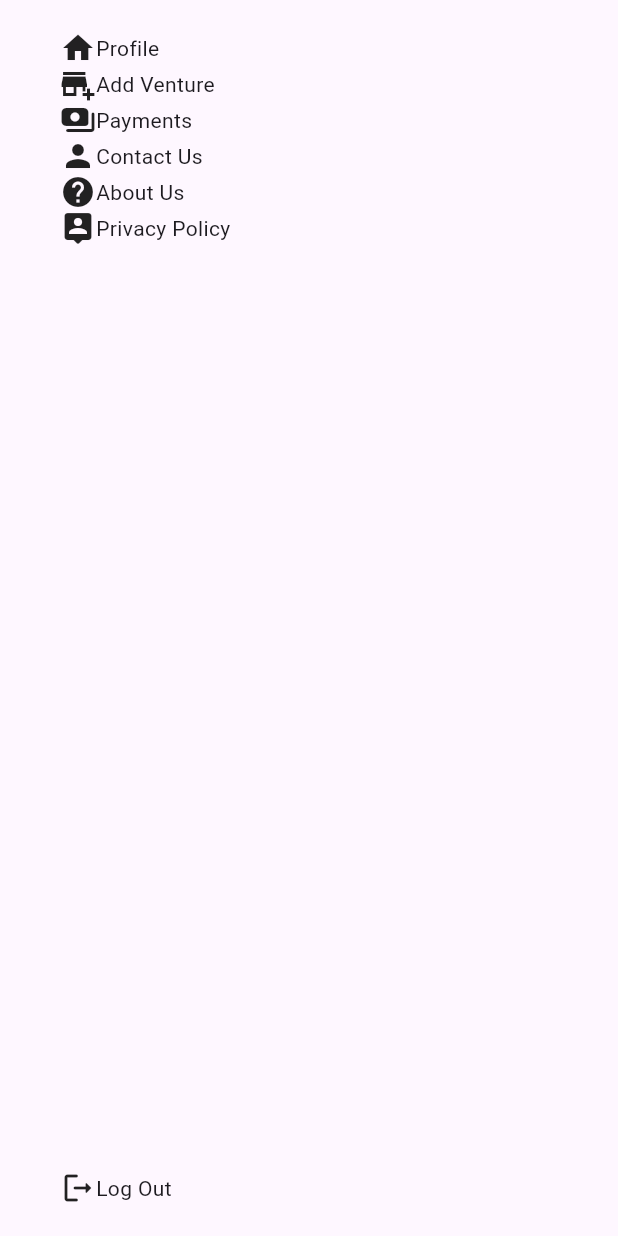
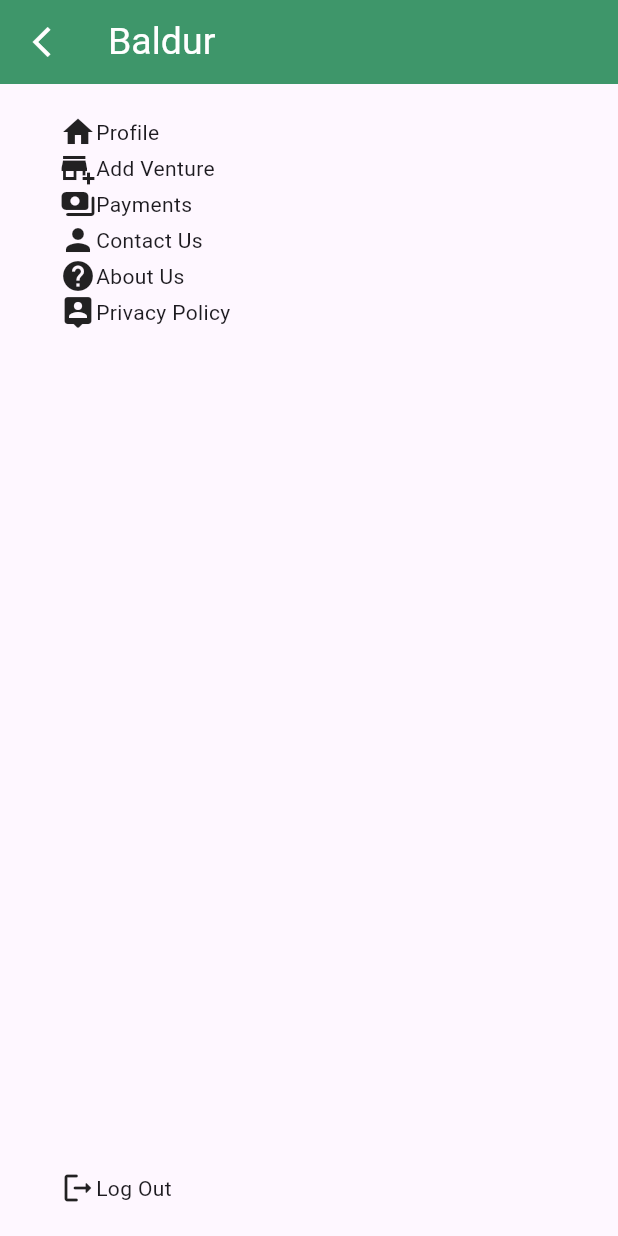
Before and after one commit to adilkhansherani/baldur, a Flutter app: the SettingsPage screen opened directly, on a phone screen of 412 x 824 dp. Run offline on Flutter 3.47's test engine with Material 2 defaults, Android fonts, the phone set to English and light mode, and no system bars; our stand-ins replace dotted_line, flutter_svg.

Commit message:
added settings page to navigation
and minor fixes

```diff
--- a/lib/analytics.dart
+++ b/lib/analytics.dart
@@ -50,7 +50,7 @@ class _AnalyticsState extends State<Analytics> {
             ),
             //need work
             Container(
-              padding: EdgeInsets.all(10),
+              padding: const EdgeInsets.all(10),
               decoration: const BoxDecoration(color: Color(0xffeeeeee)),
               child: const Column(
                   crossAxisAlignment: CrossAxisAlignment.start,
--- a/lib/bottom_navigator.dart
+++ b/lib/bottom_navigator.dart
@@ -11,6 +11,7 @@ class BottomNavigator extends StatefulWidget {
   @override
   // ignore: no_logic_in_create_state
   State<BottomNavigator> createState() =>
+  // ignore: no_logic_in_create_state
       _BottomNavigatorState(currentIndex: currentIndex, onTabTapped: onTap);
 }
 
--- a/lib/settings_page.dart
+++ b/lib/settings_page.dart
@@ -11,6 +11,26 @@ class _SettingsPageState extends State<SettingsPage> {
   @override
   Widget build(BuildContext context) {
     return Scaffold(
+      appBar: AppBar(
+        backgroundColor: const Color(0xFF3B9B67),
+        leading: IconButton(
+            onPressed: () {
+              Navigator.pushReplacementNamed(context, '/');
+            },
+            icon: const Icon(
+              Icons.arrow_back_ios_sharp,
+              color: Colors.white,
+            )),
+        title: const Text(
+          'Baldur',
+          style: TextStyle(
+            color: Colors.white,
+            fontSize: 25,
+          ),
+        ),
+        elevation: 2,
+        actions: const [],
+      ),
       body: SafeArea(
         child: Container(
           padding: const EdgeInsets.fromLTRB(40, 20, 40, 20),
```
Also changed, not shown: lib/home_screen.dart (+49 -29 lines), lib/main.dart (+9 -1 lines).
